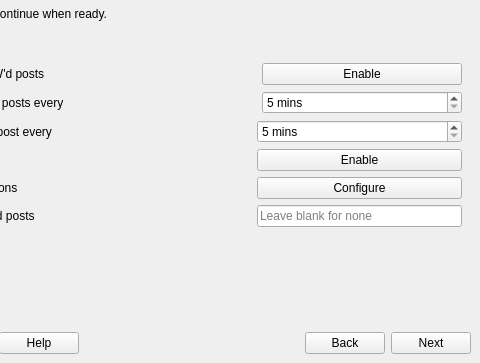
Old version of the form gui/wzd_createbot.ui in the repository Lynnesbian/OldFediBooks; both pictures show x 96 to 576 and y 93 to 456 of the 576 by 456 pixel window.
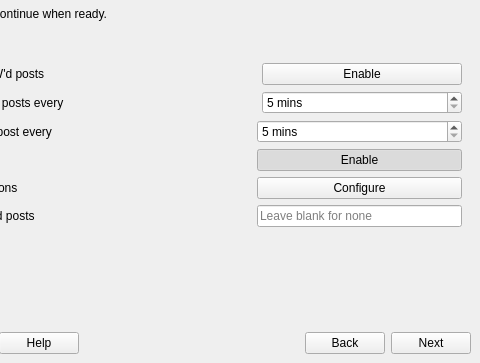
New version of the form. The open tabs and pages were chosen to show the change. Icons and pictures are not drawn.

Commit message: more sensible defaults

What changed in the file:
```diff
--- a/gui/wzd_createbot.ui
+++ b/gui/wzd_createbot.ui
@@ -617,6 +617,9 @@
               <property name="checkable">
                <bool>true</bool>
               </property>
+              <property name="checked">
+               <bool>true</bool>
+              </property>
              </widget>
             </item>
             <item row="1" column="0">
```
